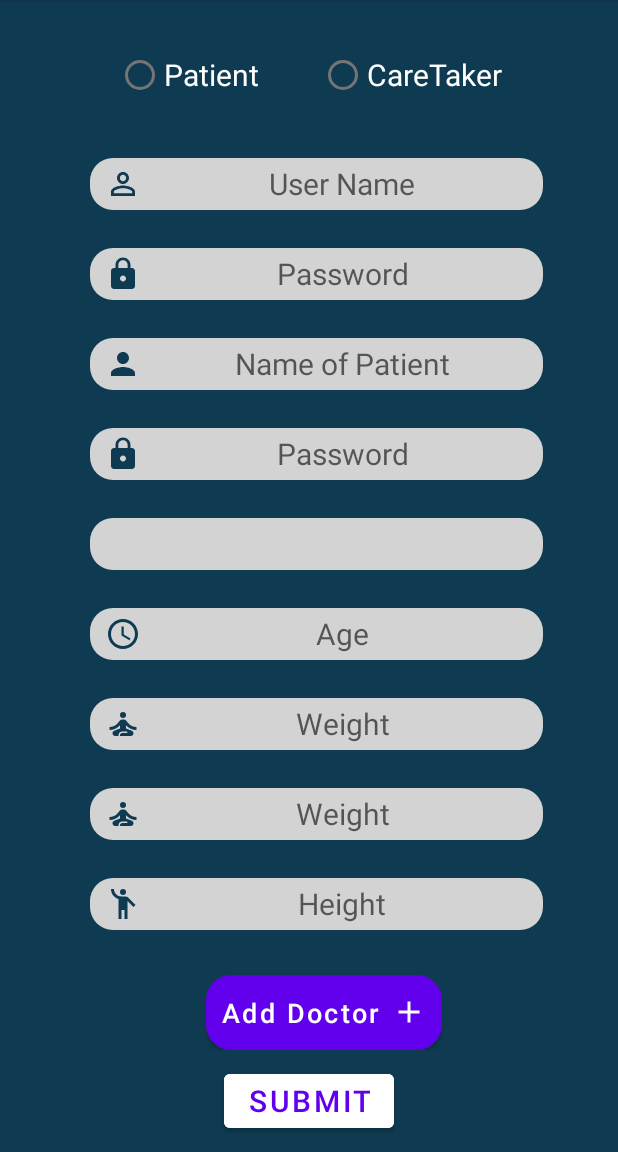
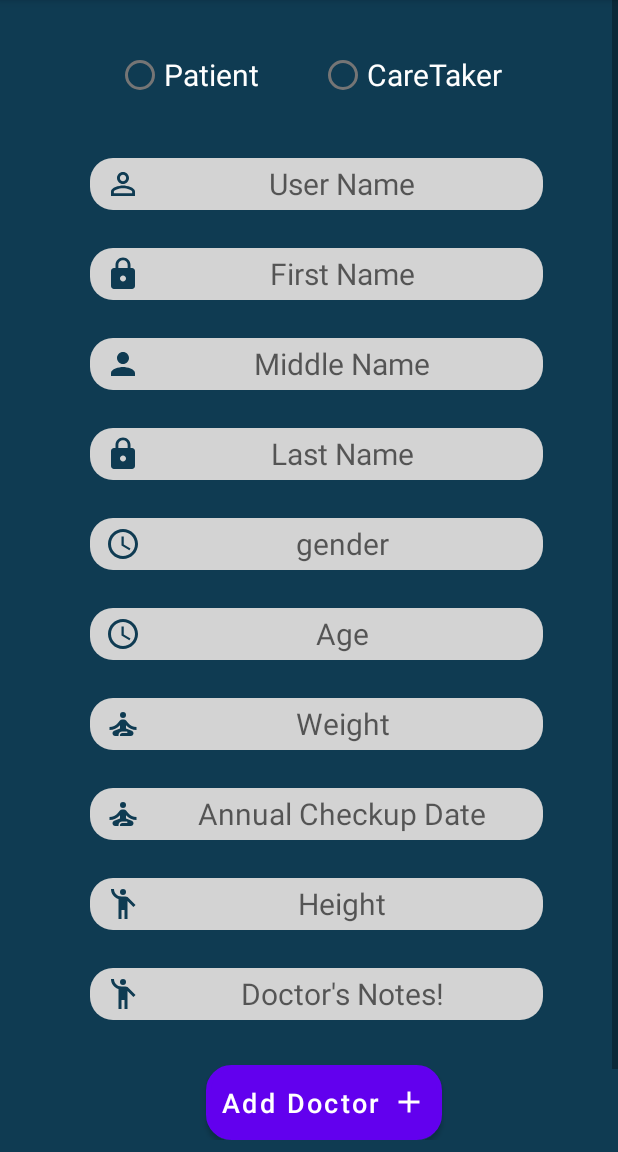
Before and after one commit to PHMS2021/PHMS_T7, an Android app: the UpdateProfile screen opened directly, with no data from a screen before it, on a phone screen of 412 x 824 dp, the part 84-1236 px from its top. Run offline under Robolectric (Android 15) with nearby library versions, the phone set to English and light mode, and no system bars; our stand-ins replace Firebase (no records; nobody signed in at launch, a user with empty details on screens opened directly).

Commit message:
Update works, but button doesnt

```diff
--- a/app/src/main/java/com/example/phmst72021/UpdateProfile.java
+++ b/app/src/main/java/com/example/phmst72021/UpdateProfile.java
@@ -6,6 +6,7 @@ import android.content.Context;
 import android.content.Intent;
 import android.os.Bundle;
 import android.text.InputType;
+import android.util.Log;
 import android.view.View;
 import android.widget.Button;
 import android.widget.EditText;
@@ -13,22 +14,27 @@ import android.widget.LinearLayout;
 import android.widget.RadioButton;
 import android.widget.RadioGroup;
 import android.widget.Spinner;
+import android.widget.Toast;
 
 import androidx.appcompat.app.AppCompatActivity;
 
 import com.google.firebase.auth.FirebaseAuth;
+import com.google.firebase.database.DatabaseReference;
 import com.google.firebase.database.FirebaseDatabase;
 
 import java.util.Calendar;
+import java.util.HashMap;
 import java.util.Objects;
 
 
 public class UpdateProfile extends AppCompatActivity {
     FirebaseDatabase ProfileNode;
-
+    private FirebaseAuth mAuth;
+    FirebaseDatabase database = FirebaseDatabase.getInstance();
+    DatabaseReference ref = database.getReference("Users");
     EditText email;
     EditText userName;
-    Spinner gender;
+    EditText gender;
     EditText patientNameFirst;
     EditText patientNameMiddle;
     EditText patientNameLast;
@@ -38,20 +44,9 @@ public class UpdateProfile extends AppCompatActivity {
     EditText doctorName;
     EditText visitDate;
     EditText annualCheckUpDate;
+    EditText doctorNote;
     RadioGroup userType;
     RadioButton radioButton;
-    String gen;
-    String[] genders = new String[]{
-            "Gender",
-            "Male",
-            "Female",
-            "Other"
-    };
-
-    FirebaseDatabase database = FirebaseDatabase.getInstance();
-    String UserName = "", Gender = "", PatientNameFirst = "",PatientNameMiddle = "",
-            PatientNameLast = "", Age = "", Weight = "", Height = "", DoctorName = "",
-            VisitDate = "", AnnualCheckUpDate = "", UserType = "", DoctorNote = "";
 
     Button addBtn, removeBtn, submit;
     int year, day, month;
@@ -83,6 +78,7 @@ public class UpdateProfile extends AppCompatActivity {
         year = calendar.get(Calendar.YEAR);
         month = calendar.get(Calendar.MONTH);
         day = calendar.get(Calendar.DAY_OF_MONTH);
+        doctorNote = findViewById(R.id.doctor_note);
         annualCheckUpDate = findViewById(R.id.annualCheckUpDate);
         annualCheckUpDate.setInputType(InputType.TYPE_NULL);
         annualCheckUpDate.setOnClickListener(v -> {
@@ -98,8 +94,11 @@ public class UpdateProfile extends AppCompatActivity {
         ProfileNode = FirebaseDatabase.getInstance();
         String currentUser = Objects.requireNonNull(FirebaseAuth.getInstance().getCurrentUser()).getUid();
     }
-}
- /*       userType.setOnCheckedChangeListener(new RadioGroup.OnCheckedChangeListener() {
+
+    public void updateProfile(){
+        database = FirebaseDatabase.getInstance();
+        String currentUser = mAuth.getInstance().getCurrentUser().getUid();
+        userType.setOnCheckedChangeListener(new RadioGroup.OnCheckedChangeListener() {
             @Override
             public void onCheckedChanged(RadioGroup userType, int checkedId) {
                 RadioButton checkedRadioButton = (RadioButton) findViewById(checkedId);
@@ -108,8 +107,33 @@ public class UpdateProfile extends AppCompatActivity {
                 Toast.makeText(getApplicationContext(), userTypeText, Toast.LENGTH_SHORT).show();
             }
         });
+        Log.d("Create Profile for: ", currentUser);
+        HashMap hashMap = new HashMap();
+        hashMap.put("userName", userName);
+        hashMap.put("gender", gender);
+        hashMap.put("patientNameFirst", patientNameFirst);
+        hashMap.put("patientNameMiddle", patientNameMiddle);
+        hashMap.put("patientNameLast", patientNameLast);
+        hashMap.put("age", age);
+        hashMap.put("weight", weight);
+        hashMap.put("height", height);
+        hashMap.put("doctorName", doctorName);
+        hashMap.put("visitDate", visitDate);
+        hashMap.put("annualCheckUpDate", annualCheckUpDate);
+        hashMap.put("userType", userType);
+        hashMap.put("doctorNote", doctorNote);
+        ref = database.getReference("Users").child(currentUser).child("Profile");
+        Log.d("Update Profile at", String.valueOf(ref));
+        Log.d("Update Profile with", String.valueOf(hashMap));
+        ref.updateChildren(hashMap).addOnCompleteListener(this, task -> {
+            if (task.isSuccessful()) {
+                Log.d("Create Profile successful for: ", currentUser);
+            } else {
+                Log.e("Create Profile failed for: ", currentUser + " because: " + task.getException());
+                Toast.makeText(UpdateProfile.this, "Authentication failed.", Toast.LENGTH_SHORT).show();
+            }
+
+        });
     }
 
 }
-
-  */
--- a/app/src/main/res/layout/activity_update_profile.xml
+++ b/app/src/main/res/layout/activity_update_profile.xml
@@ -78,8 +78,8 @@
                 android:textColor="@color/black"
                 android:layout_marginStart="10dp"
                 android:layout_marginTop="5dp"
-                android:hint="@string/password"
-                android:inputType="textPassword"
+                android:hint="@string/first_name"
+                android:inputType="text"
                 android:gravity="center"
                 android:textSize="20sp"
                 tools:ignore="RtlSymmetry">
@@ -101,7 +101,7 @@
                 android:textColor="@color/black"
                 android:layout_marginLeft="10dp"
                 android:layout_marginTop="5dp"
-                android:hint="Name of Patient"
+                android:hint="@string/middle_name"
                 android:gravity="center"
                 android:textSize="20dp"
                 tools:ignore="RtlSymmetry">
@@ -123,8 +123,8 @@
                 android:textColor="@color/black"
                 android:layout_marginStart="10dp"
                 android:layout_marginTop="5dp"
-                android:hint="@string/password"
-                android:inputType="textPassword"
+                android:hint="@string/last_name"
+                android:inputType="text"
                 android:gravity="center"
                 android:textSize="20sp"
                 tools:ignore="RtlSymmetry">
@@ -136,18 +136,20 @@
             android:paddingLeft="50dp"
             android:paddingRight="50dp"
             android:layout_marginBottom="20dp">
-            <Spinner
+            <EditText
                 android:id="@+id/gender"
                 android:background="@drawable/round_grey"
                 android:layout_width="match_parent"
                 android:layout_height="match_parent"
-                android:drawableLeft="@drawable/ic_gender"
+                android:drawableLeft="@drawable/ic_age"
                 android:paddingLeft="10dp"
                 android:textColor="@color/black"
                 android:layout_marginLeft="10dp"
+                android:inputType="text"
                 android:layout_marginTop="5dp"
-                android:spinnerMode="dropdown"
-                android:gravity="center"/>
+                android:hint="gender"
+                android:gravity="center"
+                android:textSize="20dp"/>
         </LinearLayout>
         <LinearLayout
             android:layout_width="match_parent"
@@ -207,8 +209,8 @@
                 android:textColor="@color/black"
                 android:layout_marginLeft="10dp"
                 android:layout_marginTop="5dp"
-                android:inputType="number"
-                android:hint="Weight"
+                android:inputType="date"
+                android:hint="Annual Checkup Date"
                 android:gravity="center"
                 android:textSize="20dp"/>
         </LinearLayout>
@@ -230,6 +232,27 @@
                 android:layout_marginLeft="10dp"
                 android:layout_marginTop="5dp"
                 android:hint="Height"
+                android:gravity="center"
+                android:textSize="20dp"/>
+        </LinearLayout>
+        <LinearLayout
+            android:layout_width="match_parent"
+            android:layout_height="40dp"
+            android:paddingLeft="50dp"
+            android:paddingRight="50dp"
+            android:layout_marginBottom="20dp">
+            <EditText
+                android:id="@+id/doctor_note"
+                android:background="@drawable/round_grey"
+                android:layout_width="match_parent"
+                android:layout_height="match_parent"
+                android:drawableLeft="@drawable/ic_height"
+                android:paddingLeft="10dp"
+                android:textColor="@color/black"
+                android:layout_marginLeft="10dp"
+                android:layout_marginTop="5dp"
+                android:inputType="text"
+                android:hint="Doctor's Notes!"
                 android:gravity="center"
                 android:textSize="20dp"/>
         </LinearLayout>
```
